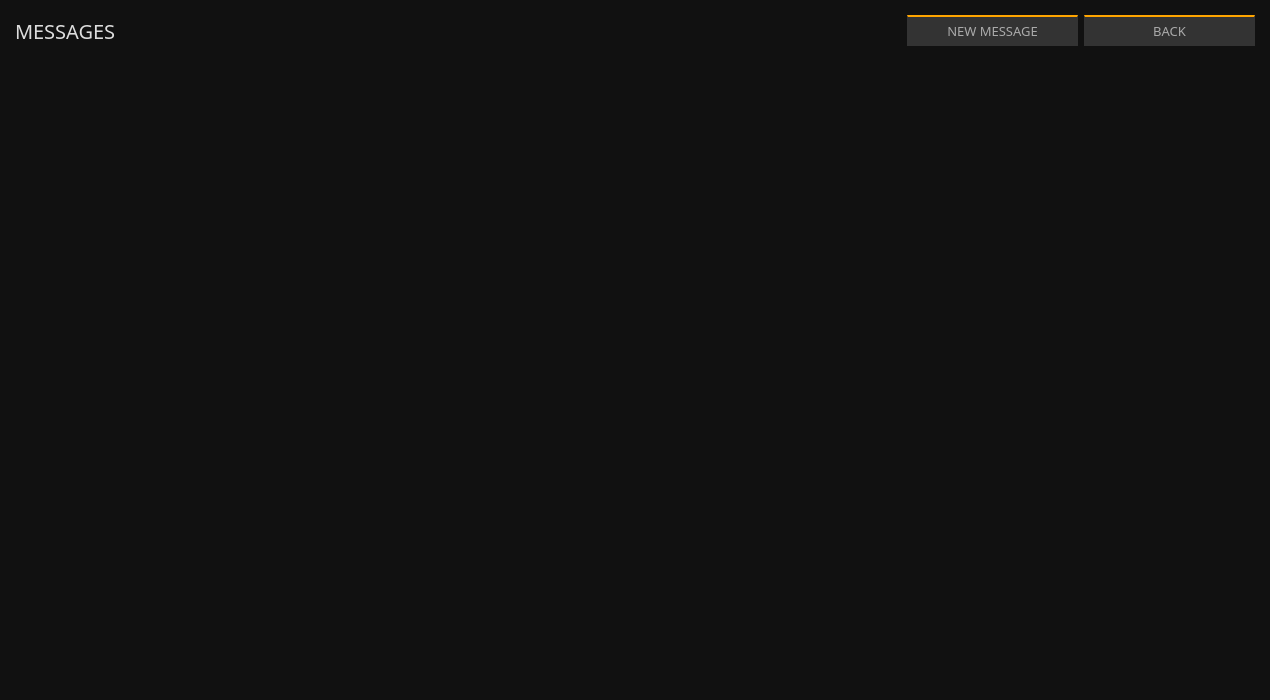
ConcealNetwork/conceal-desktop, file src/gui/ui/messagesframe.ui: the form before one commit.
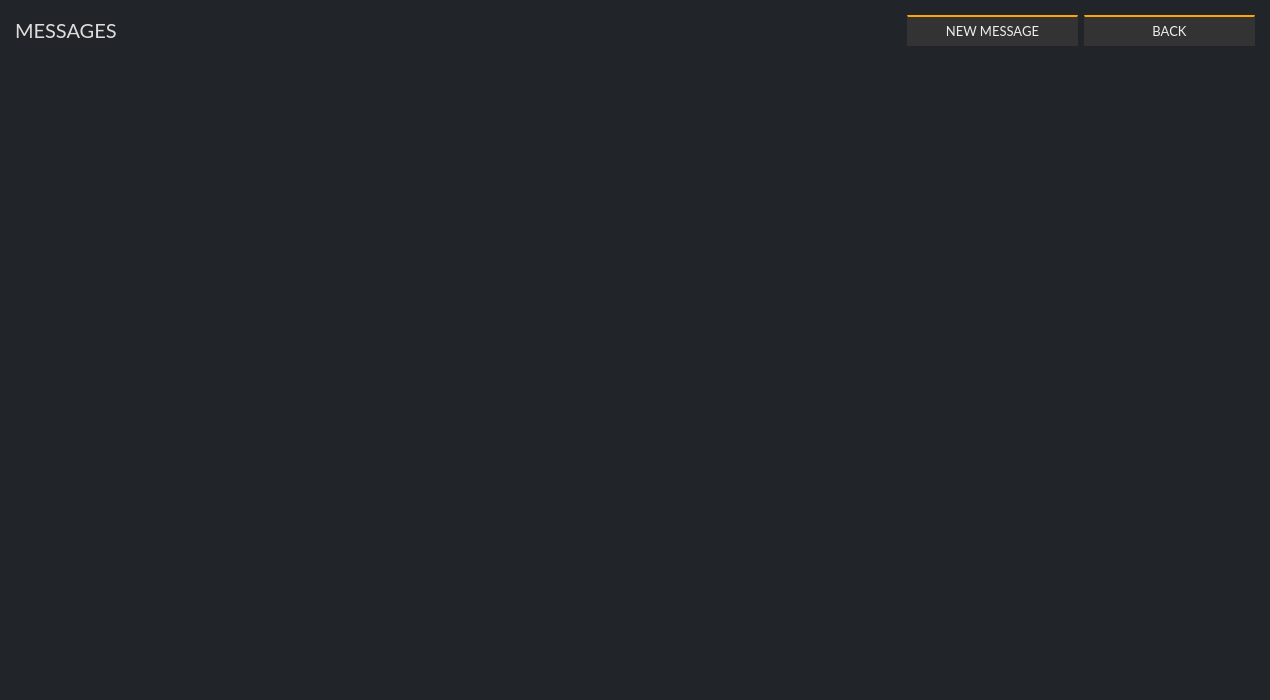
The form after the commit.

Diff of the .ui file:
```diff
--- a/src/gui/ui/messagesframe.ui
+++ b/src/gui/ui/messagesframe.ui
@@ -18,7 +18,7 @@
   </property>
   <property name="font">
    <font>
-    <family>Poppins</family>
+    <family>Lato</family>
     <pointsize>9</pointsize>
    </font>
   </property>
@@ -26,7 +26,7 @@
    <string>Frame</string>
   </property>
   <property name="styleSheet">
-   <string notr="true">background-color: #111; color: #aaa;</string>
+   <string notr="true">background-color: #212529; color: #eee;</string>
   </property>
   <property name="frameShape">
    <enum>QFrame::NoFrame</enum>
@@ -68,14 +68,14 @@
       <widget class="QLabel" name="label">
        <property name="font">
         <font>
-         <family>Poppins</family>
+         <family>Lato</family>
          <pointsize>-1</pointsize>
         </font>
        </property>
        <property name="styleSheet">
         <string notr="true">color: #ddd; 
 font-size: 20px;
-font-family: Poppins;</string>
+font-family: Lato;</string>
        </property>
        <property name="text">
         <string>MESSAGES</string>
@@ -98,16 +98,16 @@
        </property>
        <property name="font">
         <font>
-         <family>Poppins</family>
+         <family>Lato</family>
          <pointsize>-1</pointsize>
         </font>
        </property>
        <property name="styleSheet">
-        <string notr="true">color: #aaa; 
+        <string notr="true">color: #eee; 
 background-color: #333; 
 border-top: 2px solid orange; 
 font-size: 13px;
-font-family: Poppins;</string>
+font-family: Lato;</string>
        </property>
        <property name="text">
         <string>NEW MESSAGE</string>
@@ -136,16 +136,16 @@
        </property>
        <property name="font">
         <font>
-         <family>Poppins</family>
+         <family>Lato</family>
          <pointsize>-1</pointsize>
         </font>
        </property>
        <property name="styleSheet">
-        <string notr="true">color: #aaa; 
+        <string notr="true">color: #eee; 
 background-color: #333; 
 border-top: 2px solid orange; 
 font-size: 13px;
-font-family: Poppins;</string>
+font-family: Lato;</string>
        </property>
        <property name="text">
         <string>BACK</string>
@@ -170,15 +170,15 @@
      </property>
      <property name="font">
       <font>
-       <family>Poppins</family>
+       <family>Lato</family>
        <pointsize>9</pointsize>
       </font>
      </property>
      <property name="styleSheet">
       <string notr="true">QHeaderView::section {
-background-color: #222; 
-   color: #aaa;
-font-family: Poppins;
+background-color: #212529; 
+   color: #eee;
+font-family: Lato;
     font-size: 12px;
     border: 0px solid white;
 border-bottom: 1px solid orange;
@@ -189,7 +189,7 @@
 QTreeView::item
 {
     font: 10px;
-    color: #999;
+    color: #eee;
     height: 30px;
 }
 
@@ -199,8 +199,8 @@
 }
 
 QWidget:item:selected {
-  background-color: #111;
-  color: #999;
+  background-color: #212529;
+  color: #eee;
 }
 
 </string>
```
